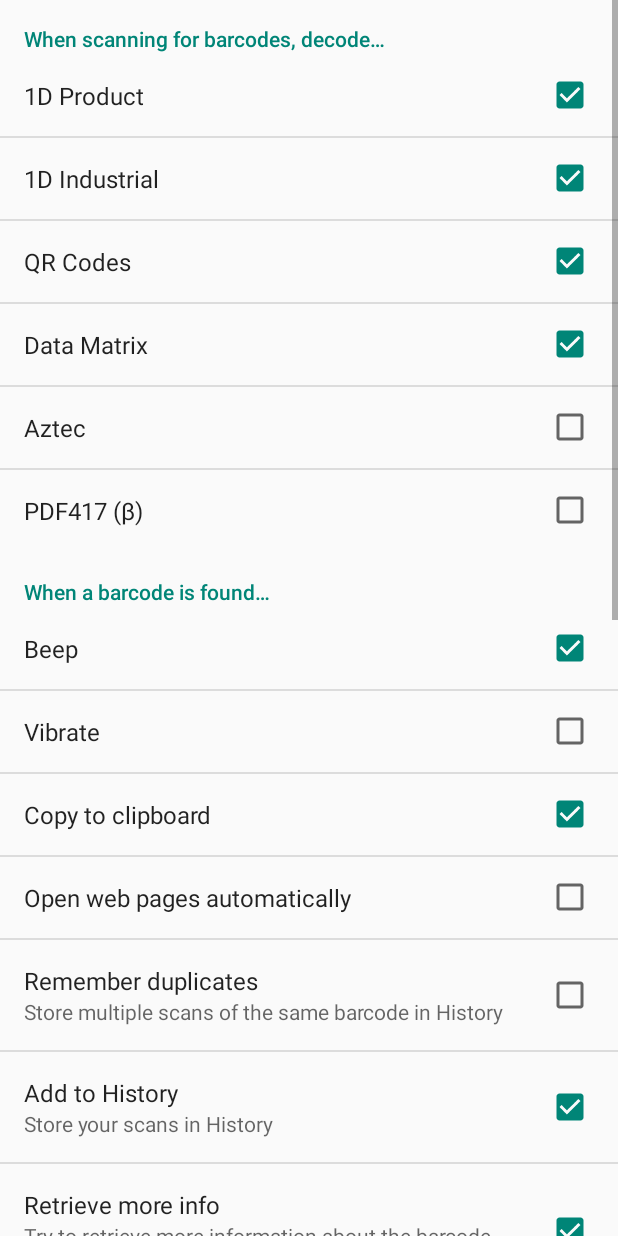
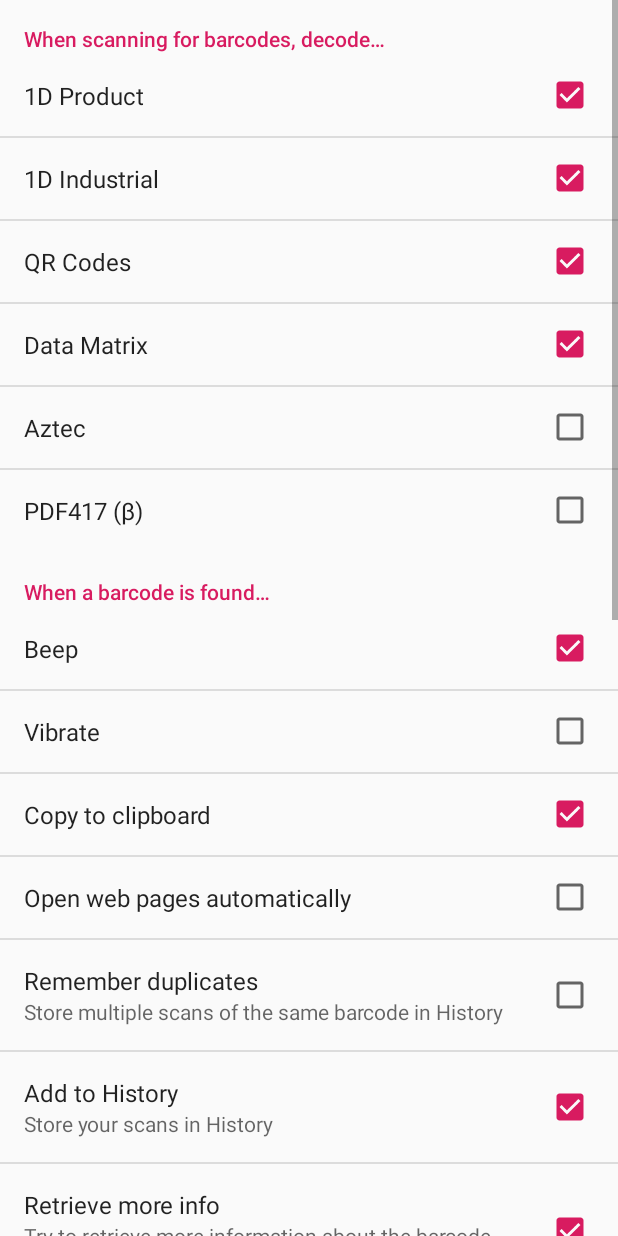
Before and after one commit to JackiePenghe/Zxing, an Android app: the CaptureActivity screen opened directly, with no data from a screen before it, in the options menu, after a tap on "Settings", on a phone screen of 412 x 824 dp. Run offline under Robolectric (Android 15) with nearby library versions, the phone set to English and light mode, and no system bars.

Commit message:
更改部分zxing的源码，更方便使用

```diff
--- a/app/src/main/java/com/jackiepenghe/zxing/MainActivity.java
+++ b/app/src/main/java/com/jackiepenghe/zxing/MainActivity.java
@@ -10,6 +10,7 @@ import android.widget.Button;
 import com.google.zxing.client.android.CaptureActivity;
 import com.jackiepenghe.baselibrary.BaseAppCompatActivity;
 import com.jackiepenghe.baselibrary.Tool;
+import com.jackiepenghe.zxinglibrary.ScanAllActivity;
 
 /**
  * @author jackie
@@ -22,7 +23,7 @@ public class MainActivity extends BaseAppCompatActivity {
         public void onClick(View v) {
             switch (v.getId()) {
                 case R.id.start_scan:
-                    Intent intent = new Intent(MainActivity.this, CaptureActivity.class);
+                    Intent intent = new Intent(MainActivity.this, ScanAllActivity.class);
                     startActivityForResult(intent, 1);
                     break;
                 default:
--- a/zxinglibrary/src/main/res/values/colors.xml
+++ b/zxinglibrary/src/main/res/values/colors.xml
@@ -26,4 +26,9 @@
   <color name="transparent">#00000000</color>
   <color name="viewfinder_laser">#ffcc0000</color> <!-- Android standard ICS color -->
   <color name="viewfinder_mask">#60000000</color>
+
+
+  <color name="colorAccent">#FF4081</color>
+  <color name="colorPrimary">#3F51B5</color>
+  <color name="colorPrimaryDark">#303F9F</color>
 </resources>
--- a/zxinglibrary/src/main/res/values/strings.xml
+++ b/zxinglibrary/src/main/res/values/strings.xml
@@ -61,7 +61,9 @@
     <string name="menu_settings">Settings</string>
     <string name="menu_share">Share</string>
     <string name="msg_bulk_mode_scanned">Bulk mode: barcode scanned and saved</string>
-  <string name="msg_camera_framework_bug">Sorry, the Android camera encountered a problem. You may need to restart the device.</string>
+    <string name="msg_camera_framework_bug">Sorry, the Android camera encountered a problem. You may need to restart the
+        device.
+    </string>
     <string name="msg_default_format">Format</string>
     <string name="msg_default_meta">Metadata</string>
     <string name="msg_default_mms_subject">Hi</string>
@@ -72,7 +74,9 @@
     <string name="msg_error">Error</string>
     <string name="msg_google_books">Google</string>
     <string name="msg_google_product">Google</string>
-  <string name="msg_intent_failed">Sorry, the requested application could not be launched. The barcode contents may be invalid.</string>
+    <string name="msg_intent_failed">Sorry, the requested application could not be launched. The barcode contents may be
+        invalid.
+    </string>
     <string name="msg_invalid_value">Invalid value</string>
     <string name="msg_redirect">Redirect</string>
     <string name="msg_sbc_book_not_searchable">Sorry, this book is not searchable.</string>
@@ -82,7 +86,9 @@
     <string name="msg_sbc_results">Results</string>
     <string name="msg_sbc_searching_book">Searching book\u2026</string>
     <string name="msg_sbc_snippet_unavailable">Snippet not available</string>
-  <string name="msg_share_explanation">You can share data by displaying a barcode on your screen and scanning it with another phone.</string>
+    <string name="msg_share_explanation">You can share data by displaying a barcode on your screen and scanning it with
+        another phone.
+    </string>
     <string name="msg_share_text">Or type some text and press Enter</string>
     <string name="msg_sure">Are you sure?</string>
     <string name="msg_unmount_usb">Sorry, the SD card is not accessible.</string>
@@ -92,7 +98,9 @@
     <string name="preferences_bulk_mode_summary">Scan and save many barcodes continuously</string>
     <string name="preferences_bulk_mode_title">Bulk scan mode</string>
     <string name="preferences_copy_to_clipboard_title">Copy to clipboard</string>
-  <string name="preferences_custom_product_search_summary" formatted="false">Substitutions: %s = contents, %f = format, %t = type</string>
+    <string name="preferences_custom_product_search_summary" formatted="false">Substitutions: %s = contents, %f =
+        format, %t = type
+    </string>
     <string name="preferences_custom_product_search_title">Custom search URL</string>
     <string name="preferences_decode_1D_industrial_title">1D Industrial</string>
     <string name="preferences_decode_1D_product_title">1D Product</string>
@@ -106,16 +114,20 @@
     <string name="preferences_disable_continuous_focus_title">No continuous focus</string>
     <string name="preferences_disable_exposure_title">No exposure</string>
     <string name="preferences_disable_metering_title">No metering</string>
-  <string name="preferences_front_light_summary">Improves scanning in low light on some phones, but may cause glare. Does not work on all phones.</string>
+    <string name="preferences_front_light_summary">Improves scanning in low light on some phones, but may cause glare.
+        Does not work on all phones.
+    </string>
     <string name="preferences_front_light_title">Use front light</string>
     <string name="preferences_front_light_auto">Automatic</string>
     <string name="preferences_front_light_off">Off</string>
     <string name="preferences_front_light_on">On</string>
     <string name="preferences_general_title">General settings</string>
-  <string name="preferences_history_summary">Store your scans in History</string>
+    <string name="preferences_history_summary" translatable="false">Store your scans in History</string>
     <string name="preferences_history_title">Add to History</string>
     <string name="preferences_invert_scan_title">Invert scan</string>
-  <string name="preferences_invert_scan_summary">Scan for white barcodes on black background. Not available on some devices.</string>
+    <string name="preferences_invert_scan_summary">Scan for white barcodes on black background. Not available on some
+        devices.
+    </string>
     <string name="preferences_name">Settings</string>
     <string name="preferences_orientation_title">No automatic rotation</string>
     <string name="preferences_play_beep_title">Beep</string>
--- a/zxinglibrary/src/main/res/values/styles.xml
+++ b/zxinglibrary/src/main/res/values/styles.xml
@@ -1,5 +1,4 @@
-<?xml version="1.0" encoding="UTF-8"?>
-<!--
+<?xml version="1.0" encoding="UTF-8"?><!--
  Copyright (C) 2012 ZXing authors
 
  Licensed under the Apache License, Version 2.0 (the "License");
@@ -21,9 +20,25 @@
         <item name="android:layout_height">wrap_content</item>
         <item name="android:layout_weight">1</item>
     </style>
+
     <style name="ShareButton" parent="@android:style/Widget.Holo.Button.Borderless.Small">
         <item name="android:layout_width">wrap_content</item>
         <item name="android:layout_height">wrap_content</item>
     </style>
 
+    <style name="AppTheme" parent="Base.Theme.AppCompat.Light.DarkActionBar">
+        <!--  Customize your theme here.  -->
+        <item name="colorPrimary">@color/colorPrimary</item>
+        <item name="colorPrimaryDark">@color/colorPrimaryDark</item>
+        <item name="colorAccent">@color/colorAccent</item>
+    </style>
+
+    <style name="AppTheme.NoActionBar">
+        <item name="windowActionBar">false</item>
+        <item name="windowNoTitle">true</item>
+    </style>
+
+    <style name="AppTheme.NoActionBar.FullScreen">
+        <item name="android:windowFullscreen">true</item>
+    </style>
 </resources>
```
Also changed, not shown: zxinglibrary/src/main/AndroidManifest.xml (+65 -21 lines), zxinglibrary/src/main/java/com/google/zxing/client/android/CaptureActivity.java (+27 -25 lines), zxinglibrary/src/main/java/com/jackiepenghe/zxinglibrary/ScanAllActivity.java (added, +34 -0 lines). Lines whose indentation alone changed are shown as unchanged.
